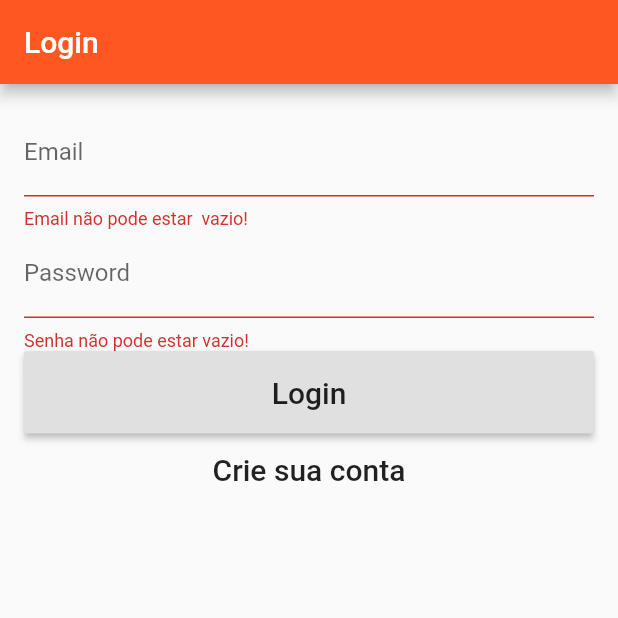
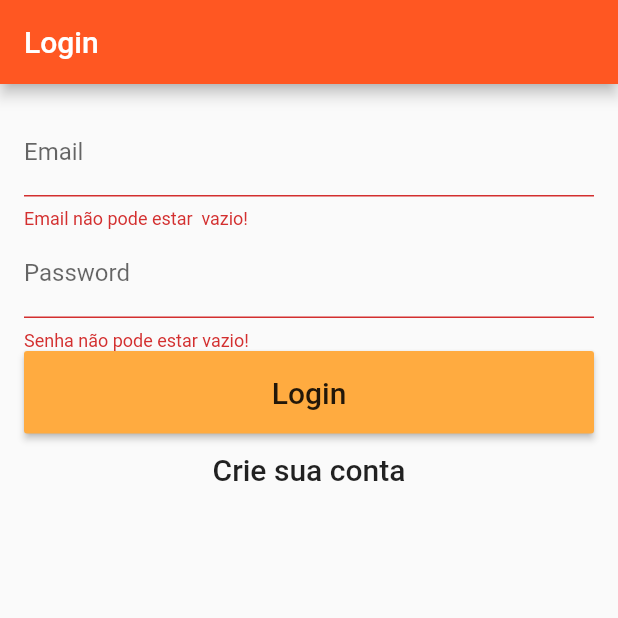
Before and after one commit to MarceloxAlves/ai_pede, a Flutter app: the screen it shows after launch, after a tap on "Login", on a phone screen of 412 x 824 dp, the top half of it. Run offline on Flutter 3.47's test engine with Material 2 defaults, Android fonts, the phone set to English and light mode, and no system bars; our stand-ins replace cloud_firestore, firebase_auth, google_maps_flutter, google_sign_in, location; missing offline and left inert: autocomplete_textfield; accounts and stored records are empty.

Commit message:
Login, Bugs

```diff
--- a/lib/screens/login_screen.dart
+++ b/lib/screens/login_screen.dart
@@ -1,8 +1,6 @@
-import 'package:cloud_firestore/cloud_firestore.dart';
 import 'package:flutter/material.dart';
 import 'package:firebase_auth/firebase_auth.dart ';
-import 'package:ai_pede/tiles/produtogrid_tile.dart';
-import 'package:ai_pede/tiles/produtolist_tile.dart';
+import 'package:google_sign_in/google_sign_in.dart';
 
 class LoginPage extends StatefulWidget {
   @override
@@ -38,11 +36,10 @@ class _LoginPageState extends State<LoginPage> {
         if (_formType == FormType.login){
             FirebaseUser user = await FirebaseAuth.instance
                 .signInWithEmailAndPassword(email: _email, password: _password);
-            print('entrou');
+
         }else{
           FirebaseUser user = await FirebaseAuth.instance
               .createUserWithEmailAndPassword(email: _email, password: _password);
-          print('criou');
         }
 
       } catch (e) {
@@ -50,6 +47,16 @@ class _LoginPageState extends State<LoginPage> {
       }
     }
   }
+//
+//  Future loginGoogle() async {
+//    final FirebaseAuth _fAuth = FirebaseAuth.instance;
+//    final GoogleSignIn _gSignIn = new GoogleSignIn();
+//
+//
+//    GoogleSignInAccount googleSignInAccount = await _gSignIn.signIn();
+//    GoogleSignInAuthentication authentication = await googleSignInAccount.authentication;
+//    FirebaseUser user = await _fAuth.signInWithGoogle(idToken: authentication.idToken, accessToken: authentication.accessToken);
+//  }
 
   void moveToRegister() {
     formKey.currentState.reset();
@@ -105,12 +112,17 @@ class _LoginPageState extends State<LoginPage> {
     if (_formType == FormType.login){
       return [
         RaisedButton(
+          color: Colors.orangeAccent,
             padding: EdgeInsets.all(16.0),
             child: new Text(
               'Login',
               style: TextStyle(fontSize: 20),
             ),
             onPressed: submit),
+//        RaisedButton(
+//            onPressed: loginGoogle,
+//            padding: EdgeInsets.all(8),
+//            child: Text('Login com Google', style: TextStyle(fontSize: 20))),
         FlatButton(
             onPressed: moveToRegister,
             padding: EdgeInsets.all(8),
```
